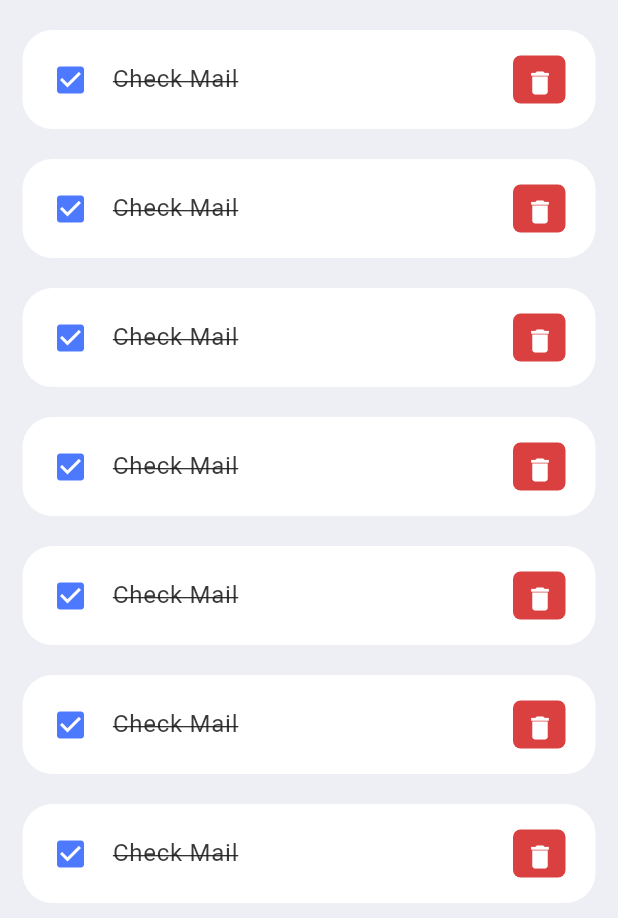
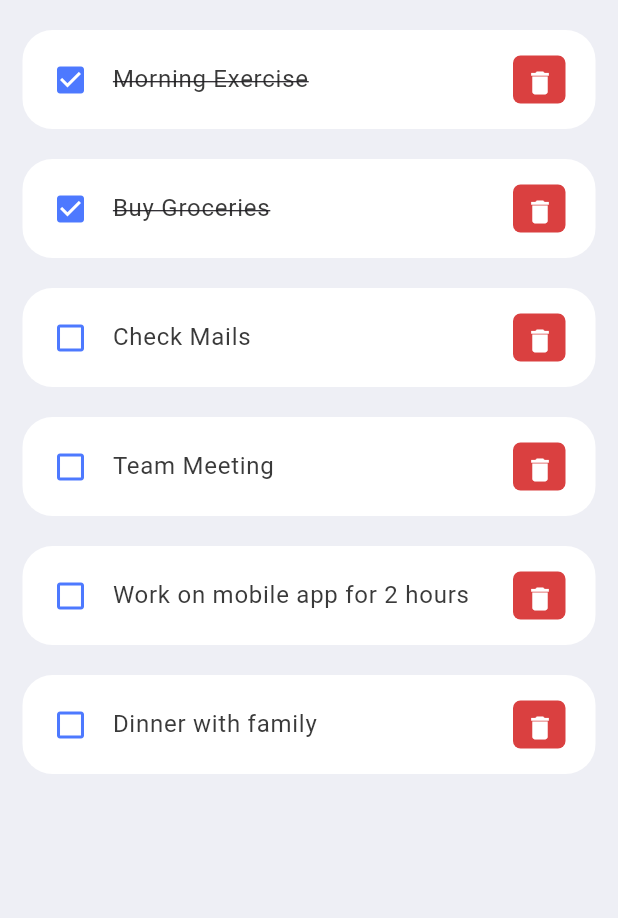
Before and after one commit to ttnppedr/first-todo-app, a Flutter app: the screen it shows after launch, on a phone screen of 412 x 824 dp, the part 318-1236 px from its top. Run offline on Flutter 3.47's test engine with Material 3 defaults, Android fonts, the phone set to English and light mode, and no system bars.

Commit message:
Add Todo model

```diff
--- /dev/null
+++ b/lib/model/todo.dart
@@ -0,0 +1,22 @@
+class Todo {
+  String? id;
+  String? todoText;
+  bool isDone;
+
+  Todo({
+    required this.id,
+    required this.todoText,
+    this.isDone = false,
+  });
+
+  static List<Todo> todoList() {
+    return [
+      Todo(id: '01', todoText: 'Morning Exercise', isDone: true),
+      Todo(id: '02', todoText: 'Buy Groceries', isDone: true),
+      Todo(id: '03', todoText: 'Check Mails'),
+      Todo(id: '04', todoText: 'Team Meeting'),
+      Todo(id: '05', todoText: 'Work on mobile app for 2 hours'),
+      Todo(id: '06', todoText: 'Dinner with family'),
+    ];
+  }
+}
--- a/lib/screens/home.dart
+++ b/lib/screens/home.dart
@@ -1,16 +1,21 @@
 import 'package:first_todo_app/constants/colors.dart';
+import 'package:first_todo_app/model/todo.dart';
 import 'package:first_todo_app/widgets/todo_item.dart';
 import 'package:flutter/material.dart';
 
 class Home extends StatelessWidget {
-  const Home({Key? key}) : super(key: key);
+  Home({Key? key}) : super(key: key);
+
+  final todoList = Todo.todoList();
 
   @override
   Widget build(BuildContext context) {
     return Scaffold(
       backgroundColor: tdBGColor,
       appBar: _buildAppBar(),
-      body: Container(
+      body: Stack(
+        children: [
+          Container(
             padding: EdgeInsets.symmetric(
               horizontal: 15,
               vertical: 15,
@@ -31,21 +36,15 @@ class Home extends StatelessWidget {
                           ),
                         ),
                       ),
-                    TodoItem(),
-                    TodoItem(),
-                    TodoItem(),
-                    TodoItem(),
-                    TodoItem(),
-                    TodoItem(),
-                    TodoItem(),
-                    TodoItem(),
-                    TodoItem(),
-                    TodoItem(),
+                      for (Todo todo in todoList) TodoItem(todo: todo),
                     ],
                   ),
                 ),
               ],
-          )),
+            ),
+          )
+        ],
+      ),
     );
   }
 
--- a/lib/widgets/todo_item.dart
+++ b/lib/widgets/todo_item.dart
@@ -1,8 +1,10 @@
 import 'package:first_todo_app/constants/colors.dart';
+import 'package:first_todo_app/model/todo.dart';
 import 'package:flutter/material.dart';
 
 class TodoItem extends StatelessWidget {
-  const TodoItem({Key? key}) : super(key: key);
+  final Todo todo;
+  const TodoItem({Key? key, required this.todo}) : super(key: key);
 
   @override
   Widget build(BuildContext context) {
@@ -21,15 +23,15 @@ class TodoItem extends StatelessWidget {
         ),
         tileColor: Colors.white,
         leading: Icon(
-          Icons.check_box,
+          todo.isDone ? Icons.check_box : Icons.check_box_outline_blank,
           color: tdBlue,
         ),
         title: Text(
-          'Check Mail',
+          todo.todoText!,
           style: TextStyle(
             fontSize: 16,
             color: tdBlack,
-            decoration: TextDecoration.lineThrough,
+            decoration: todo.isDone ? TextDecoration.lineThrough : null,
           ),
         ),
         trailing: Container(
```
Lines whose indentation alone changed are shown as unchanged.
